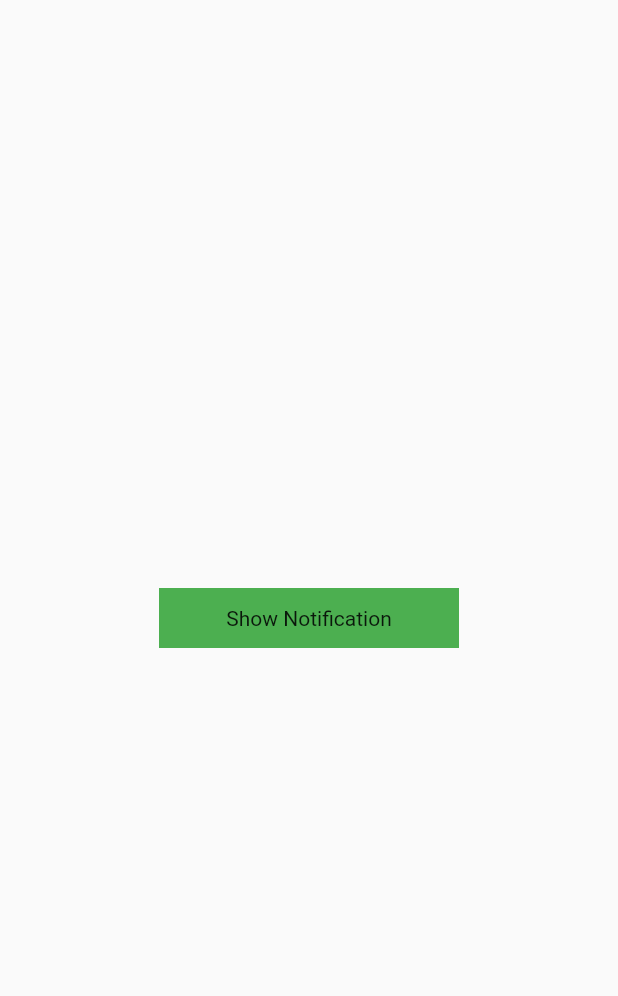
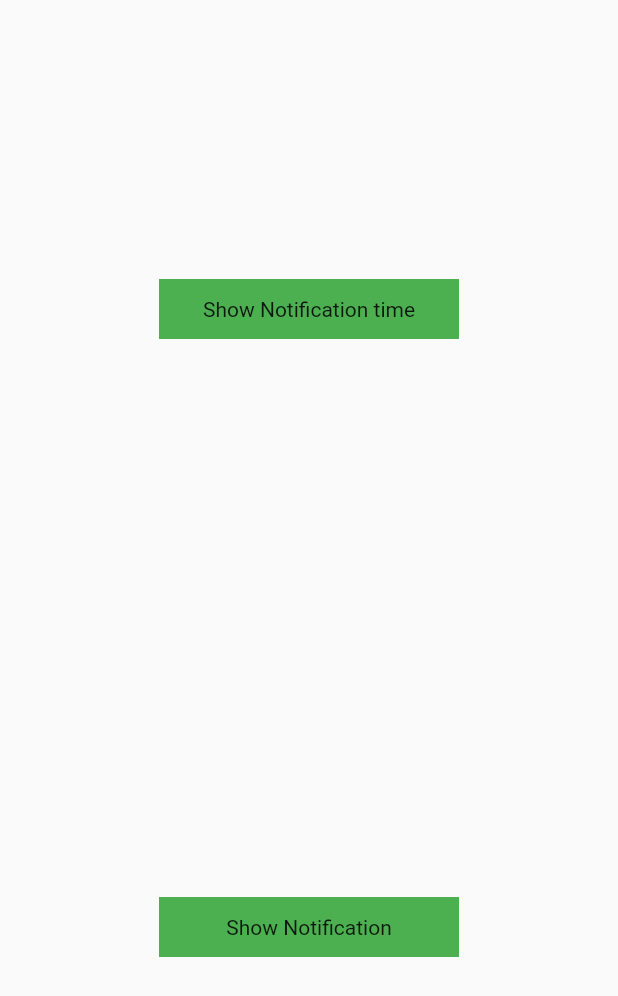
Before and after one commit to ogabek6207/my_first_local_notification, a Flutter app: the screen it shows after launch, after a tap on "Show Notification", on a phone screen of 412 x 824 dp. Shown: the top 996 px of the screen. Run offline on Flutter 3.47's test engine with Material 2 defaults, Android fonts, the phone set to English and light mode, and no system bars; our stand-ins replace flutter_local_notifications, timezone.

Commit message:
show notification time

```diff
--- a/lib/home.dart
+++ b/lib/home.dart
@@ -11,32 +11,48 @@ class MainScreen extends StatefulWidget {
 }
 
 class _MainScreenState extends State<MainScreen> {
-
   @override
-
-
-
   void initState() {
-
     tz.initializeTimeZones();
     super.initState();
   }
+
   Widget build(BuildContext context) {
     return Scaffold(
-      body: Center(
+      body: Column(
+        children: [
+          Expanded(
+            child: Center(
               child: GestureDetector(
                 onTap: () {
-
-            NotificationService().showNotification(1, 'jack', 'salom', 5);
+                  notificationService.showNotificationTime(
+                      1, 'jack', 'salom', 5);
+                },
+                child: Container(
+                  height: 40,
+                  width: 200,
+                  color: Colors.green,
+                  child: Center(child: Text("Show Notification time")),
+                ),
+              ),
+            ),
+          ),
+          Expanded(
+            child: Center(
+              child: GestureDetector(
+                onTap: () {
+                  notificationService.showNotification(11231, 'jack', 'salom');
                 },
                 child: Container(
                   height: 40,
                   width: 200,
                   color: Colors.green,
                   child: Center(child: Text("Show Notification")),
-
                 ),
               ),
+            ),
+          ),
+        ],
       ),
     );
   }
--- a/lib/main.dart
+++ b/lib/main.dart
@@ -9,7 +9,7 @@ final FlutterLocalNotificationsPlugin flutterLocalNotificationsPlugin =
 
 void main() {
   WidgetsFlutterBinding.ensureInitialized();
-  NotificationService().initNotification();
+  notificationService.initNotification();
   runApp(const MyApp());
 }
 
--- a/lib/notification_service.dart
+++ b/lib/notification_service.dart
@@ -1,5 +1,5 @@
 import 'package:flutter_local_notifications/flutter_local_notifications.dart';
-import 'package:timezone/tzdata.dart' as tz;
+
 import 'package:timezone/timezone.dart' as tz;
 
 class NotificationService {
@@ -24,8 +24,54 @@ class NotificationService {
     await flutterLocalNotificationsPlugin.initialize(initializationSettings);
   }
 
+  Future<void> cancelNotification(int id) async {
+    await flutterLocalNotificationsPlugin.cancel(id);
+  }
+
   Future<void> showNotification(
-      int id, String title, String body, int seconds) async {
+    int id,
+    String title,
+    String body,
+  ) async {
+    await flutterLocalNotificationsPlugin.show(
+      id,
+      title,
+      body,
+      const NotificationDetails(
+        android: AndroidNotificationDetails(
+          'main_channel',
+          'Main Channel',
+        ),
+      ),
+    );
+  }
+
+  Future<void> showNotificationDate(
+    int id,
+    String title,
+    String body,
+    DateTime dateTime,
+  ) async {
+    await flutterLocalNotificationsPlugin.schedule(
+      id,
+      title,
+      body,
+      dateTime,
+      const NotificationDetails(
+        android: AndroidNotificationDetails(
+          'main_channel',
+          'Main Channel',
+        ),
+      ),
+    );
+  }
+
+  Future<void> showNotificationTime(
+    int id,
+    String title,
+    String body,
+    int seconds,
+  ) async {
     await flutterLocalNotificationsPlugin.zonedSchedule(
       id,
       title,
@@ -35,9 +81,11 @@ class NotificationService {
           android: AndroidNotificationDetails(
         'main_channel',
         'Main Channel',
-            importance: Importance.max,
-            priority: Priority.max,
-            icon: '@drawable/ic_flutternotification',
+        sound: RawResourceAndroidNotificationSound('lawgo_sound_notification'),
+        playSound: true,
+        importance: Importance.max,
+        priority: Priority.high,
+        icon: '@drawable/ic_flutternotification',
       )),
       uiLocalNotificationDateInterpretation:
           UILocalNotificationDateInterpretation.absoluteTime,
@@ -45,3 +93,5 @@ class NotificationService {
     );
   }
 }
+
+final notificationService = NotificationService();
```
Also changed, not shown: 1 other file. Lines whose indentation alone changed are shown as unchanged.
